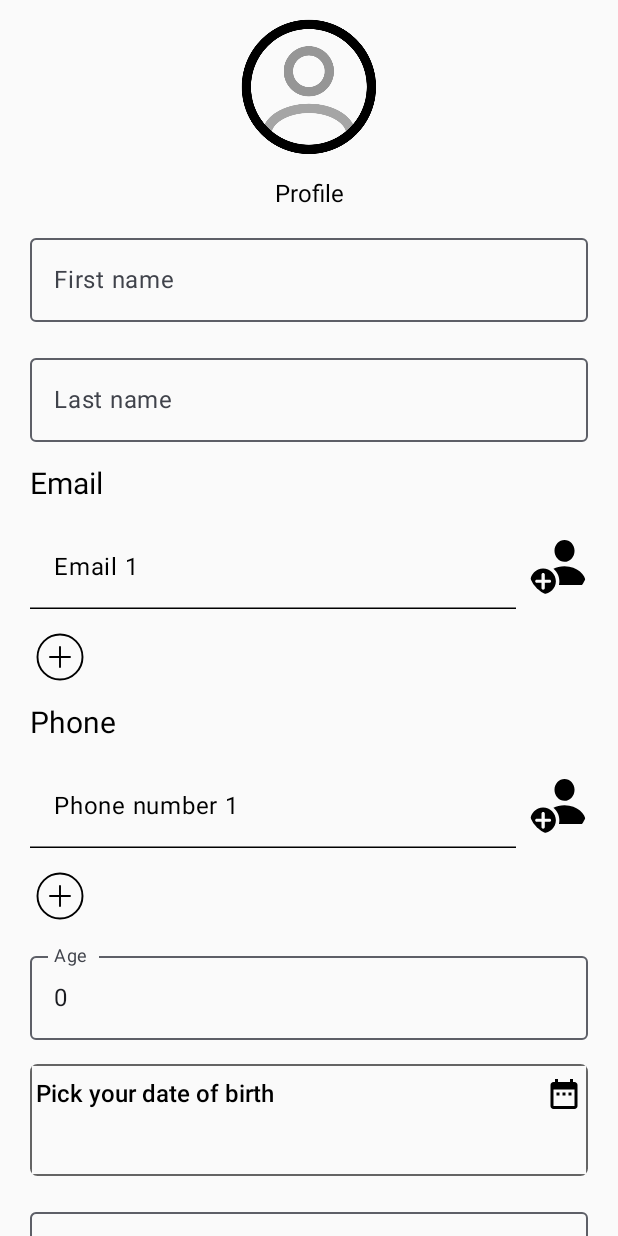
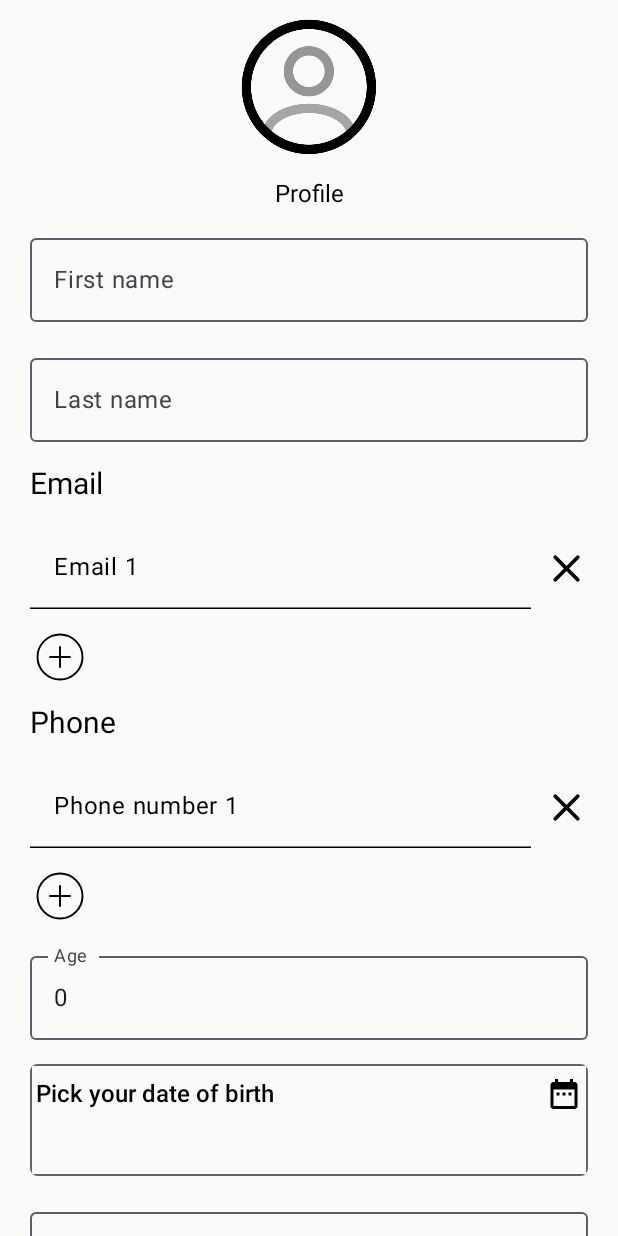
Before and after one commit to Raghuram224/Registration, an Android app built with Jetpack Compose: the SignupScreen screen opened through its navigation route, on a phone screen of 412 x 824 dp. Run offline under Robolectric (Android 15) with nearby library versions, the phone set to English and light mode, and no system bars; our stand-ins replace Dagger/Hilt's generated code; libraries missing offline, so code that uses them is left out: androidx.camera.core, androidx.camera.view; 1 statement that could not run was skipped.

Commit message:
need to fix deleting the extrea fields

```diff
--- a/app/src/main/java/com/example/registration/view/signupScreen/SignupScreen.kt
+++ b/app/src/main/java/com/example/registration/view/signupScreen/SignupScreen.kt
@@ -27,22 +27,16 @@ import androidx.compose.foundation.layout.fillMaxWidth
 import androidx.compose.foundation.layout.padding
 import androidx.compose.foundation.rememberScrollState
 import androidx.compose.foundation.verticalScroll
-import androidx.compose.material.BottomSheetValue
-import androidx.compose.material.ExperimentalMaterialApi
 import androidx.compose.material.Icon
 import androidx.compose.material.MaterialTheme
 import androidx.compose.material.Text
 import androidx.compose.material.icons.Icons
 import androidx.compose.material.icons.filled.Camera
 import androidx.compose.material.icons.filled.Photo
-import androidx.compose.material.rememberBottomSheetScaffoldState
-import androidx.compose.material.rememberBottomSheetState
-import androidx.compose.material3.BottomSheetScaffold
 import androidx.compose.material3.Button
 import androidx.compose.material3.ExperimentalMaterial3Api
 import androidx.compose.material3.IconButton
 import androidx.compose.material3.ModalBottomSheet
-import androidx.compose.material3.SheetState
 import androidx.compose.material3.rememberDatePickerState
 import androidx.compose.material3.rememberModalBottomSheetState
 import androidx.compose.runtime.Composable
@@ -64,7 +58,6 @@ import androidx.compose.ui.platform.LocalFocusManager
 import androidx.compose.ui.text.TextStyle
 import androidx.compose.ui.text.input.KeyboardType
 import androidx.compose.ui.tooling.preview.Preview
-import androidx.compose.ui.unit.dp
 import androidx.core.app.ActivityCompat
 import androidx.core.content.ContextCompat
 import androidx.lifecycle.compose.collectAsStateWithLifecycle
@@ -78,7 +71,7 @@ import java.util.Date
 
 
 @RequiresApi(Build.VERSION_CODES.O)
-@OptIn(ExperimentalMaterial3Api::class, ExperimentalMaterialApi::class)
+@OptIn(ExperimentalMaterial3Api::class)
 @SuppressLint("MutableCollectionMutableState")
 @Composable
 fun SignupScreen(
@@ -116,20 +109,20 @@ fun SignupScreen(
     val datePickerState = rememberDatePickerState()
 
     var isPrimaryEmailSelected by remember {
-        mutableStateOf(false)
+        mutableStateOf(true)
     }
     var primaryEmailIndex by remember {
         mutableStateOf(0)
     }
     var isPrimaryPhoneSelected by remember {
-        mutableStateOf(false)
+        mutableStateOf(true)
     }
     var primaryPhoneIndex by remember {
         mutableStateOf(0)
     }
 
     // camera essentials
-    val bottomSheetState = rememberModalBottomSheetState()
+
     var isProfileSheetOpen by remember {
         mutableStateOf(false)
     }
@@ -186,7 +179,7 @@ fun SignupScreen(
     val phoneListColor = remember {
         mutableStateListOf(false)
     }
-    var addressColor by remember {
+    val addressColor by remember {
         mutableStateOf(false)
     }
     var passwordColor by remember {
@@ -208,9 +201,7 @@ fun SignupScreen(
     var isAgeFocused by remember {
         mutableStateOf(false)
     }
-    val scaffoldSheetState = androidx.compose.material3.rememberBottomSheetScaffoldState(
-        bottomSheetState = rememberModalBottomSheetState()
-    )
+
 
 
 
@@ -265,6 +256,7 @@ fun SignupScreen(
                 selectedImageType = 1
             },
             removeProfile = {
+                isProfileSelected =false
                 selectedImageType = 0
             }
 
@@ -312,7 +304,14 @@ fun SignupScreen(
             },
             primaryEmailIndex = primaryEmailIndex,
             emailList = emailList,
-            isFieldError = emailListColor
+            isFieldError = emailListColor,
+            removeField = {
+                if (emailList.size>1 &&  it!=primaryEmailIndex){
+                    emailList.removeAt(it)
+                    emailListColor.removeAt(it)
+                }
+
+            }
         )
         Text(
             modifier = Modifier
@@ -337,7 +336,14 @@ fun SignupScreen(
             },
             primaryPhoneIndex = primaryPhoneIndex,
             phoneList = phoneList,
-            isFieldError = phoneListColor
+            isFieldError = phoneListColor,
+            removeField = {
+                if (phoneList.size>1 &&  it!=primaryPhoneIndex){
+                    phoneList.removeAt(it)
+                    phoneListColor.removeAt(it)
+                }
+
+            }
 
         )
 //        Log.i("Test",(age.toInt()+5).toString())
@@ -408,13 +414,8 @@ fun SignupScreen(
                 .fillMaxWidth(),
             onClick = {
 
-                emailList.forEachIndexed { idx, item ->
-                    emailListColor[idx] = emailList[idx].isEmpty()
-                }
-
-                phoneList.forEachIndexed { idx, item ->
-                    phoneListColor[idx] = phoneList[idx].isEmpty()
-                }
+                emailListColor[primaryEmailIndex]=emailList[primaryEmailIndex].isEmpty()
+                phoneListColor[primaryPhoneIndex]= phoneList[primaryPhoneIndex].isEmpty()
 
                 fNameColor = firstName.isEmpty()
                 lNameColor = lastName.isEmpty()
@@ -423,11 +424,10 @@ fun SignupScreen(
 
                 if (
                     signupViewModel.checkFieldsValue(
-                        emailList = emailList,
-                        phoneList = phoneList,
+                        primaryEmail = emailList[primaryEmailIndex],
+                        primaryPhone = phoneList[primaryPhoneIndex],
                         age = age,
                         dob = dateOfBirth,
-                        address = address,
                         firstName = firstName,
                         lastName = lastName
                     )
@@ -501,74 +501,6 @@ fun SignupScreen(
 
         }
 
-//        if (isProfileSheetOpen) {
-//            ModalBottomSheet(
-//                onDismissRequest = {
-//                    isProfileSheetOpen = false
-//                },
-//                sheetState = bottomSheetState
-//            ) {
-//                Row(
-//                    modifier = Modifier
-//                        .fillMaxWidth(),
-//                    horizontalArrangement = Arrangement.Start,
-//                    verticalAlignment = Alignment.CenterVertically,
-//
-//                    ) {
-//                    Image(
-//                        modifier = Modifier
-//                            .clickable {
-//                                if (!hasRequiredPermission(mContext = context, PERMISSIONS = PERMISSIONS)) {
-//                                    ActivityCompat.requestPermissions(
-//                                        activity,
-//                                        PERMISSIONS,
-//                                        0
-//                                    )
-//                                }
-//
-//                                if (hasRequiredPermission(
-//                                        mContext = context,
-//                                        PERMISSIONS = PERMISSIONS
-//                                    )
-//                                ) {
-//                                    isCameraSheetOpen = true
-//                                    selectedImageType = 2
-//                                } else {
-//                                    Toast
-//                                        .makeText(
-//                                            context,
-//                                            "need camera permission",
-//                                            Toast.LENGTH_SHORT
-//                                        )
-//                                        .show()
-//                                }
-//
-////                                Log.i("Camera out",isCameraOpen.toString())
-//                            }
-//
-//                            .padding(MaterialTheme.dimens.signupDimension.padding08)
-//                            .size(50.dp),
-//                        painter = painterResource(id = R.drawable.camera_ic),
-//                        contentDescription = "Camera",
-//                    )
-//                    Image(
-//                        modifier = Modifier
-//                            .clickable {
-//                                isProfileSelected = true
-//                                photoPickerLauncher.launch(
-//                                    PickVisualMediaRequest(ActivityResultContracts.PickVisualMedia.ImageOnly)
-//                                )
-//                                selectedImageType = 1
-//                            }
-//                            .padding(MaterialTheme.dimens.signupDimension.padding08)
-//                            .size(50.dp),
-//                        painter = painterResource(id = R.drawable.gallery_ic),
-//                        contentDescription = "Gallery",
-//                    )
-//
-//                }
-//            }
-//        }
 
         if (isCameraSheetOpen) {
 
--- /dev/null
+++ b/app/src/main/res/drawable/minus_ic.xml
@@ -0,0 +1,13 @@
+<vector xmlns:android="http://schemas.android.com/apk/res/android"
+    android:width="800dp"
+    android:height="800dp"
+    android:viewportWidth="24"
+    android:viewportHeight="24">
+  <path
+      android:pathData="M6,12L18,12"
+      android:strokeLineJoin="round"
+      android:strokeWidth="2"
+      android:fillColor="#00000000"
+      android:strokeColor="#000000"
+      android:strokeLineCap="round"/>
+</vector>
```
Also changed, not shown: app/src/main/java/com/example/registration/view/signupScreen/SignupUtils.kt (+31 -1 lines), app/src/main/java/com/example/registration/viewModels/SignupViewModel.kt (+4 -5 lines).
